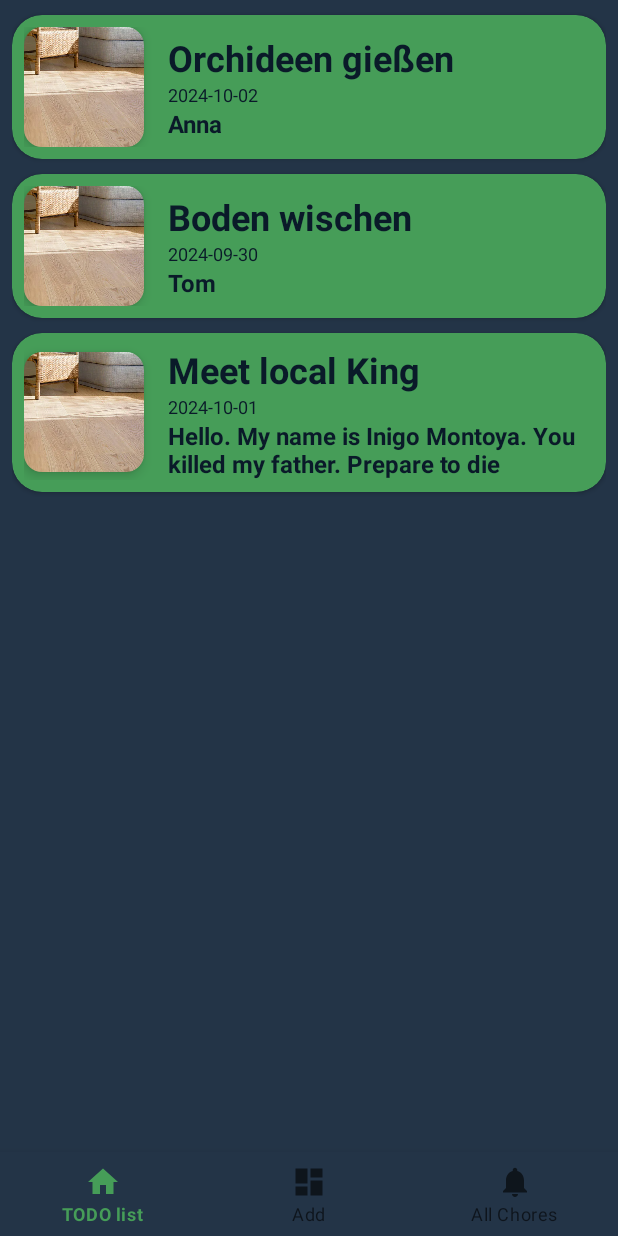
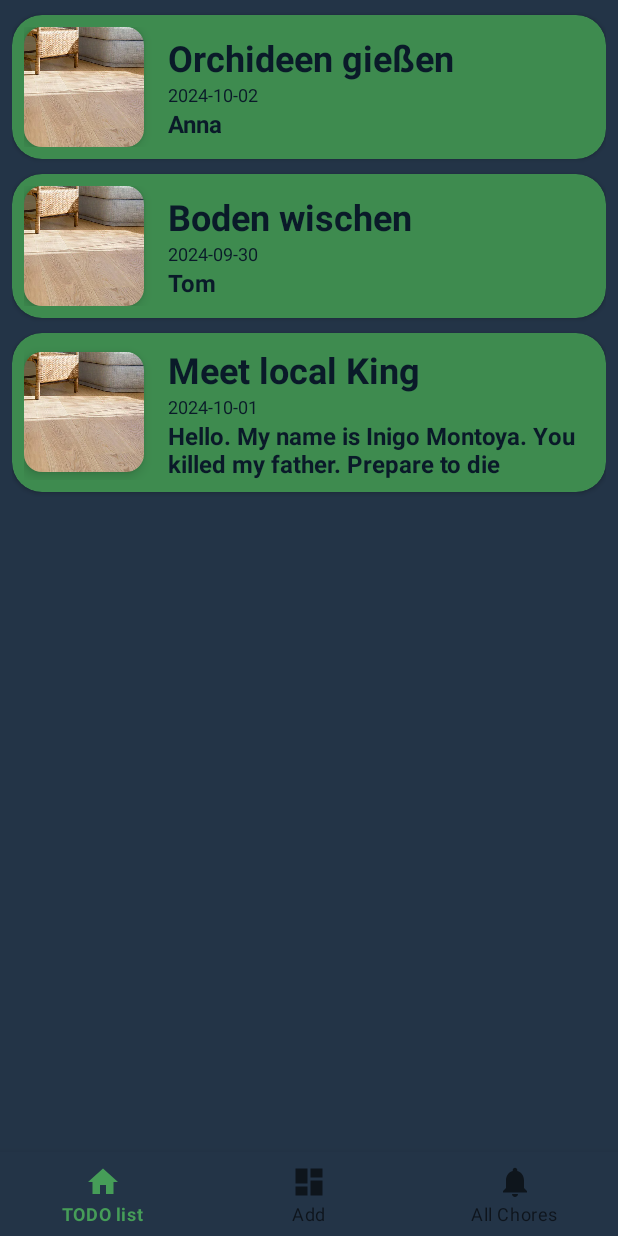
Before and after one commit to Benj-hubJoanneum/choreQuest, an Android app: the screen it shows after launch (MainActivity), on a phone screen of 412 x 824 dp. Run offline under Robolectric (Android 15) with nearby library versions, the phone set to English and light mode, and no system bars; our stand-ins replace navigation-ui.

Commit message:
lineitems can be clicked

```diff
--- a/app/src/main/res/layout/line_item.xml
+++ b/app/src/main/res/layout/line_item.xml
@@ -8,7 +8,7 @@
     app:cardCornerRadius="20dp"
     android:foreground="?android:attr/selectableItemBackground"
     android:clickable="true"
-    app:cardBackgroundColor="@color/dark_green">
+    app:cardBackgroundColor="@color/dark_green_dark1">
 
     <LinearLayout
     android:layout_width="match_parent"
```
